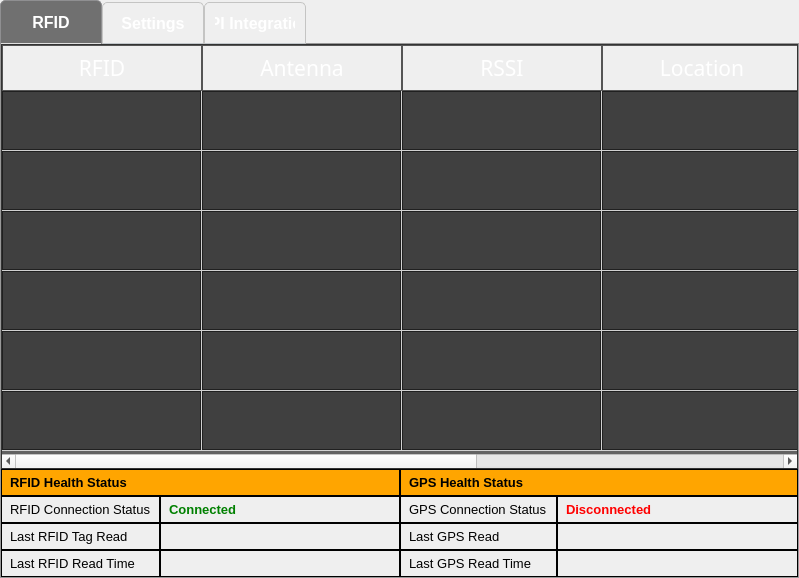
Qt form ui/main.ui (DevGuruPro/rfid-python) before a commit.
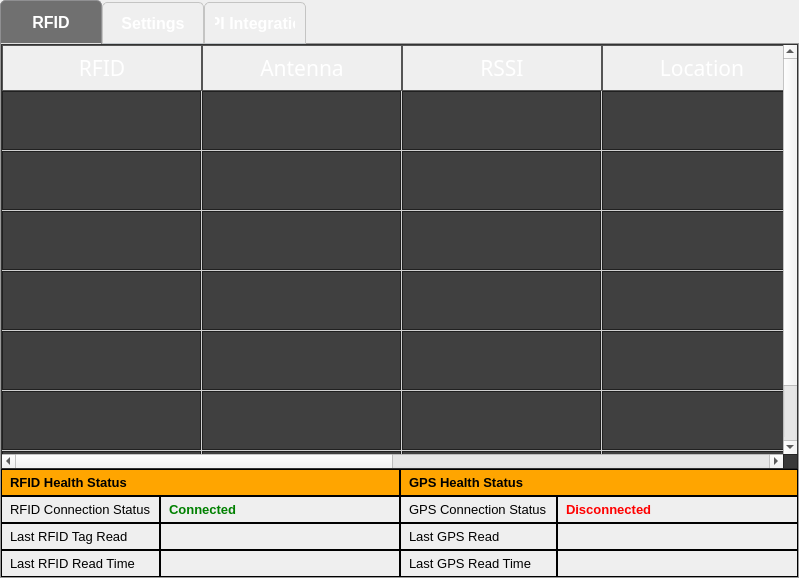
The same form after that commit. Icons and pictures are not drawn.

The edit to the form file:
```diff
--- a/ui/main.ui
+++ b/ui/main.ui
@@ -189,7 +189,7 @@
               <enum>Qt::ElideLeft</enum>
              </property>
              <property name="rowCount">
-              <number>6</number>
+              <number>7</number>
              </property>
              <attribute name="horizontalHeaderVisible">
               <bool>true</bool>
@@ -201,7 +201,7 @@
               <bool>true</bool>
              </attribute>
              <attribute name="horizontalHeaderMinimumSectionSize">
-              <number>100</number>
+              <number>80</number>
              </attribute>
              <attribute name="verticalHeaderVisible">
               <bool>false</bool>
@@ -239,6 +239,11 @@
                <string>5</string>
               </property>
              </row>
+             <row>
+              <property name="text">
+               <string>New Row</string>
+              </property>
+             </row>
              <column>
               <property name="text">
                <string>RFID</string>
@@ -266,26 +271,16 @@
                <string>Location</string>
               </property>
              </column>
+             <column>
+              <property name="text">
+               <string>Speed</string>
+              </property>
+             </column>
              <column>
               <property name="text">
                <string>Heading</string>
               </property>
              </column>
-             <item row="0" column="0">
-              <property name="text">
-               <string/>
-              </property>
-             </item>
-             <item row="0" column="3">
-              <property name="text">
-               <string/>
-              </property>
-             </item>
-             <item row="0" column="4">
-              <property name="text">
-               <string/>
-              </property>
-             </item>
              <item row="1" column="0">
               <property name="text">
                <string/>
```
Left out of the diff: 2 changed lines with no effect on the pictures.
